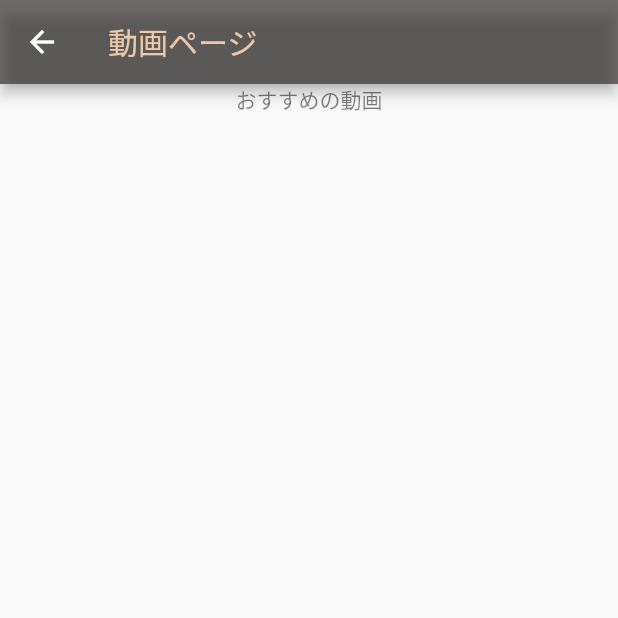
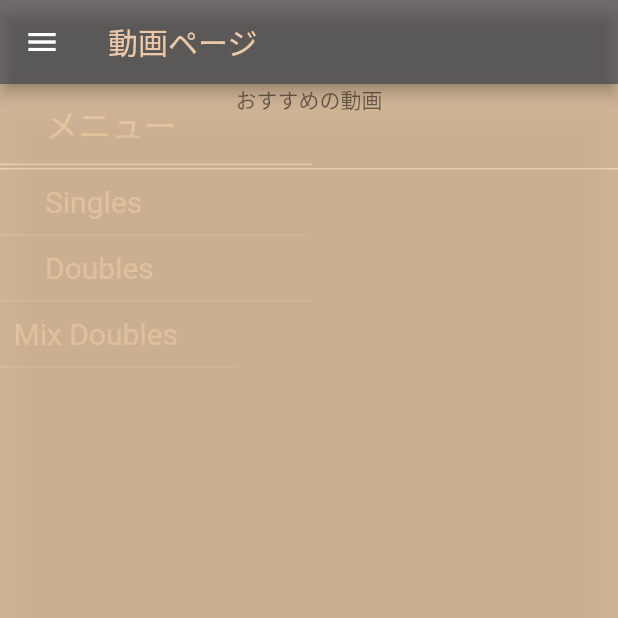
Before and after one commit to Harkii03/SoftTennis, a Flutter app: the VideoPage screen opened directly, on a phone screen of 412 x 824 dp, the top half of it. Run offline on Flutter 3.47's test engine with Material 2 defaults, Android fonts, the phone set to English and light mode, and no system bars; our stand-ins replace cloud_firestore, firebase_auth, firebase_core, flutter_datetime_picker, table_calendar; missing offline and left inert: youtube_api; accounts and stored records are empty.

Commit message:
add menu function

```diff
--- a/tennis/lib/Screens/Video_page.dart
+++ b/tennis/lib/Screens/Video_page.dart
@@ -5,10 +5,20 @@ import 'package:youtube_api/youtube_api.dart';
 import 'package:url_launcher/url_launcher.dart';
 
 // 予約ページに遷移する処理
+// Future<void> _launchUrl(url) async {
+//   Uri _url = Uri.parse(url);
+//   if (!await launchUrl(_url)) {
+//     throw Exception('Could not launch $_url');
+//   }
+// }
+
+//実機用(Youtube appに飛ぶ)
 Future<void> _launchUrl(url) async {
   Uri _url = Uri.parse(url);
-  if (!await launchUrl(_url)) {
+  if (!await canLaunchUrl(_url)) {
     throw Exception('Could not launch $_url');
+  } else {
+    await launch(_url.toString(), forceSafariVC: false);
   }
 }
 
@@ -19,10 +29,14 @@ class VideoPage extends StatefulWidget {
 }
 
 class _VideoPageState extends State<VideoPage> {
+  bool isCollapsed = true;
+  double screenWidth = 0, screenHeight = 0;
+  final Duration duration = const Duration(milliseconds: 300);
+
   // YoutubeAPIのキー
   static String key = "";
 
-  YoutubeAPI youtube = YoutubeAPI(key);
+  YoutubeAPI youtube = YoutubeAPI(key, maxResults: 20, type: "video");
   List<YouTubeVideo> videoResult = [];
 
   Future<void> callAPI() async {
@@ -40,36 +54,69 @@ class _VideoPageState extends State<VideoPage> {
   void initState() {
     super.initState();
     callAPI();
-    print('hello');
+    print('sucressed to get video data');
   }
 
   @override
   Widget build(BuildContext context) {
     // TODO: implement build
+    Size size = MediaQuery.of(context).size;
+    screenHeight = size.height;
+    screenWidth = size.width;
     return Scaffold(
         appBar: AppBar(
           // タイトル
           title: const Text('動画ページ',
               style: TextStyle(color: Color.fromARGB(246, 241, 205, 172))),
           // 背景色
-        backgroundColor: Color.fromARGB(173, 49, 44, 44),
+          backgroundColor: const Color.fromARGB(173, 49, 44, 44),
+          leading: InkWell(
+            onTap: () {
+              setState(() {
+                isCollapsed = !isCollapsed;
+              });
+            },
+            child: const Icon(
+              Icons.menu,
+              color: Colors.white,
             ),
-      body: Column(children: [
+          ),
+        ),
+        body: Stack(
+          children: <Widget>[
+            menu(),
+            mainpage(context),
+          ],
+        ));
+  }
+
+  Widget mainpage(context) {
+    return AnimatedPositioned(
+        duration: duration,
+        top: isCollapsed ? 0 : 0,
+        bottom: isCollapsed ? 0 : 0,
+        left: isCollapsed ? 0 : 0.4 * screenWidth,
+        right: isCollapsed ? 0 : -0.4 * screenWidth,
+        child: Material(
+            animationDuration: duration,
+            elevation: 8,
+            color: Color.fromARGB(193, 241, 206, 166),
+            child: Column(
+              children: <Widget>[
                 Container(
                   child: Text(
                     "おすすめの動画",
                     style: TextStyle(color: Color.fromARGB(132, 0, 0, 0)),
                   ),
                 ),
-
-        // 動画一覧を表示するウィジェットを追加
+                // 動画一覧を表示するウィジェット
                 Expanded(
                   child: ListView(
                     children: videoResult.map<Widget>(listItem).toList(),
                   ),
                 ),
-      ]),
-    );
+              ],
+            )));
   }
 
   Widget listItem(YouTubeVideo video) {
@@ -89,6 +136,7 @@ class _VideoPageState extends State<VideoPage> {
                   child: Image.network(
                     video.thumbnail.small.url ?? '',
                     width: 140.0,
+                    fit: BoxFit.cover,
                   ),
                 ),
                 Expanded(
@@ -115,7 +163,105 @@ class _VideoPageState extends State<VideoPage> {
             ),
           )),
     );
+  }
 
-    ;
+  Widget menu() {
+    return Container(
+      color: Color.fromARGB(173, 49, 44, 44),
+      child: Align(
+        alignment: Alignment.topLeft,
+        child: Column(
+          mainAxisSize: MainAxisSize.min,
+          crossAxisAlignment: CrossAxisAlignment.start,
+          mainAxisAlignment: MainAxisAlignment.spaceAround,
+          children: [
+            // メニューの項目を GestureDetector でラップし、onTapで選択された項目を処理
+            GestureDetector(
+              child: Container(
+                padding:
+                    const EdgeInsets.symmetric(vertical: 10.0, horizontal: 30),
+                decoration: const BoxDecoration(
+                  border: Border(
+                    bottom: BorderSide(color: Colors.white, width: 1.0),
+                  ),
+                ),
+                child: const Text(
+                  'メニュー           ',
+                  style: TextStyle(
+                      color: Color.fromARGB(246, 241, 205, 172), fontSize: 22),
+                ),
+              ),
+            ),
+            Container(
+              padding: const EdgeInsets.symmetric(
+                vertical: 1.0,
+              ),
+              decoration: const BoxDecoration(
+                border: Border(
+                  bottom: BorderSide(color: Colors.white, width: 1.0),
+                ),
+              ),
+            ),
+            GestureDetector(
+              onTap: () {
+                // TODO: Singlesがタップされたときの処理
+              },
+              child: Container(
+                padding:
+                    const EdgeInsets.symmetric(vertical: 10.0, horizontal: 30),
+                decoration: const BoxDecoration(
+                  border: Border(
+                    bottom: BorderSide(color: Colors.grey, width: 1.0),
+                  ),
+                ),
+                child: const Text(
+                  'Singles                ',
+                  style: TextStyle(
+                      color: Color.fromARGB(246, 241, 205, 172), fontSize: 20),
+                ),
+              ),
+            ),
+            GestureDetector(
+              onTap: () {
+                // TODO: Doublesがタップされたときの処理
+              },
+              child: Container(
+                padding:
+                    const EdgeInsets.symmetric(vertical: 10.0, horizontal: 30),
+                decoration: const BoxDecoration(
+                  border: Border(
+                    bottom: BorderSide(color: Colors.grey, width: 1.0),
+                  ),
+                ),
+                child: const Text(
+                  'Doubles               ',
+                  style: TextStyle(
+                      color: Color.fromARGB(246, 241, 205, 172), fontSize: 20),
+                ),
+              ),
+            ),
+            GestureDetector(
+              onTap: () {
+                // TODO: Mixd Doublesがタップされたときの処理
+              },
+              child: Container(
+                padding:
+                    const EdgeInsets.symmetric(vertical: 10.0, horizontal: 9),
+                decoration: const BoxDecoration(
+                  border: Border(
+                    bottom: BorderSide(color: Colors.grey, width: 1.0),
+                  ),
+                ),
+                child: const Text(
+                  'Mix Doubles      ',
+                  style: TextStyle(
+                      color: Color.fromARGB(246, 241, 205, 172), fontSize: 20),
+                ),
+              ),
+            ),
+          ],
+        ),
+      ),
+    );
   }
 }
```
Lines whose indentation alone changed are shown as unchanged.
